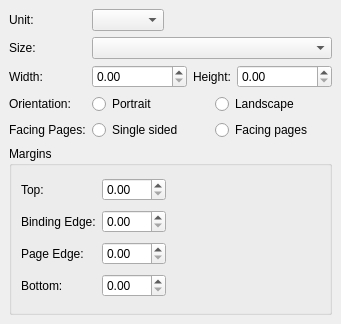
Qt form kword/part/dialog/KWPageLayout.ui (KDE/calligra) before a commit.
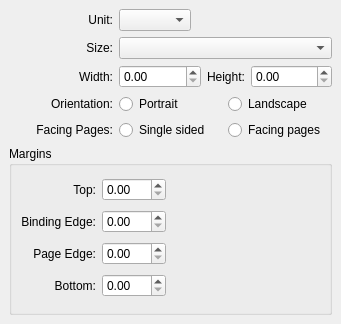
The same form after that commit. Custom widgets are drawn as their Qt base class.

Commit message: Allow user to edit the settings of the current page. Note while we copy back the results to the page object, the document is not really updated so you don't see the changes.

```diff
--- a/kword/part/dialog/KWPageLayout.ui
+++ b/kword/part/dialog/KWPageLayout.ui
@@ -84,6 +84,9 @@
      <property name="text" >
       <string>Facing Pages:</string>
      </property>
+     <property name="alignment" >
+      <set>Qt::AlignRight|Qt::AlignTrailing|Qt::AlignVCenter</set>
+     </property>
     </widget>
    </item>
    <item row="1" column="1" colspan="2" >
@@ -108,21 +111,19 @@
      <property name="text" >
       <string>Orientation:</string>
      </property>
+     <property name="alignment" >
+      <set>Qt::AlignRight|Qt::AlignTrailing|Qt::AlignVCenter</set>
+     </property>
     </widget>
    </item>
    <item row="2" column="0" >
     <widget class="QLabel" name="label_3" >
-     <property name="sizePolicy" >
-      <sizepolicy>
-       <hsizetype>0</hsizetype>
-       <vsizetype>5</vsizetype>
-       <horstretch>0</horstretch>
-       <verstretch>0</verstretch>
-      </sizepolicy>
-     </property>
      <property name="text" >
       <string>Width:</string>
      </property>
+     <property name="alignment" >
+      <set>Qt::AlignRight|Qt::AlignTrailing|Qt::AlignVCenter</set>
+     </property>
      <property name="buddy" >
       <cstring>width</cstring>
      </property>
@@ -130,17 +131,12 @@
    </item>
    <item row="1" column="0" >
     <widget class="QLabel" name="label_2" >
-     <property name="sizePolicy" >
-      <sizepolicy>
-       <hsizetype>0</hsizetype>
-       <vsizetype>5</vsizetype>
-       <horstretch>0</horstretch>
-       <verstretch>0</verstretch>
-      </sizepolicy>
-     </property>
      <property name="text" >
       <string>Size:</string>
      </property>
+     <property name="alignment" >
+      <set>Qt::AlignRight|Qt::AlignTrailing|Qt::AlignVCenter</set>
+     </property>
      <property name="buddy" >
       <cstring>sizes</cstring>
      </property>
@@ -151,6 +147,9 @@
      <property name="text" >
       <string>Unit:</string>
      </property>
+     <property name="alignment" >
+      <set>Qt::AlignRight|Qt::AlignTrailing|Qt::AlignVCenter</set>
+     </property>
      <property name="buddy" >
       <cstring>units</cstring>
      </property>
@@ -189,6 +188,9 @@
         <property name="text" >
          <string>Page Edge:</string>
         </property>
+        <property name="alignment" >
+         <set>Qt::AlignRight|Qt::AlignTrailing|Qt::AlignVCenter</set>
+        </property>
         <property name="buddy" >
          <cstring>pageEdgeMargin</cstring>
         </property>
@@ -199,6 +201,9 @@
         <property name="text" >
          <string>Binding Edge:</string>
         </property>
+        <property name="alignment" >
+         <set>Qt::AlignRight|Qt::AlignTrailing|Qt::AlignVCenter</set>
+        </property>
         <property name="buddy" >
          <cstring>bindingEdgeMargin</cstring>
         </property>
@@ -209,6 +214,9 @@
         <property name="text" >
          <string>Bottom:</string>
         </property>
+        <property name="alignment" >
+         <set>Qt::AlignRight|Qt::AlignTrailing|Qt::AlignVCenter</set>
+        </property>
         <property name="buddy" >
          <cstring>bottomMargin</cstring>
         </property>
@@ -226,6 +234,9 @@
         <property name="text" >
          <string>Top:</string>
         </property>
+        <property name="alignment" >
+         <set>Qt::AlignRight|Qt::AlignTrailing|Qt::AlignVCenter</set>
+        </property>
         <property name="buddy" >
          <cstring>topMargin</cstring>
         </property>
```
Left out of the diff: 2 changed lines with no effect on the pictures. The commit also changes 11 other files.
